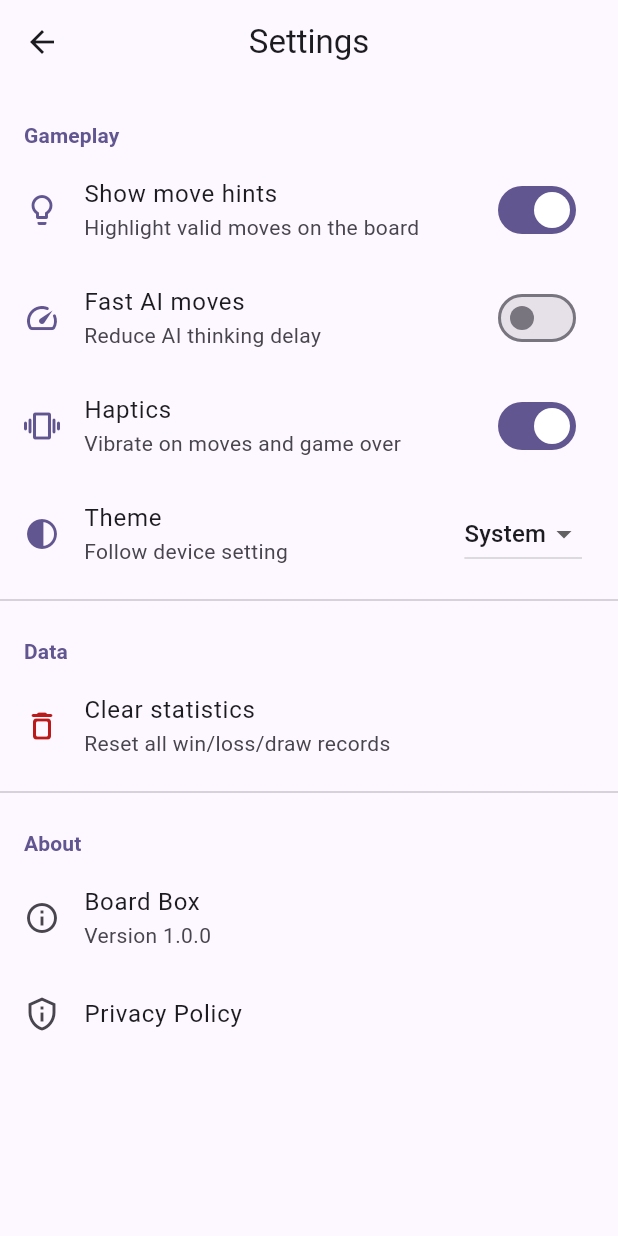
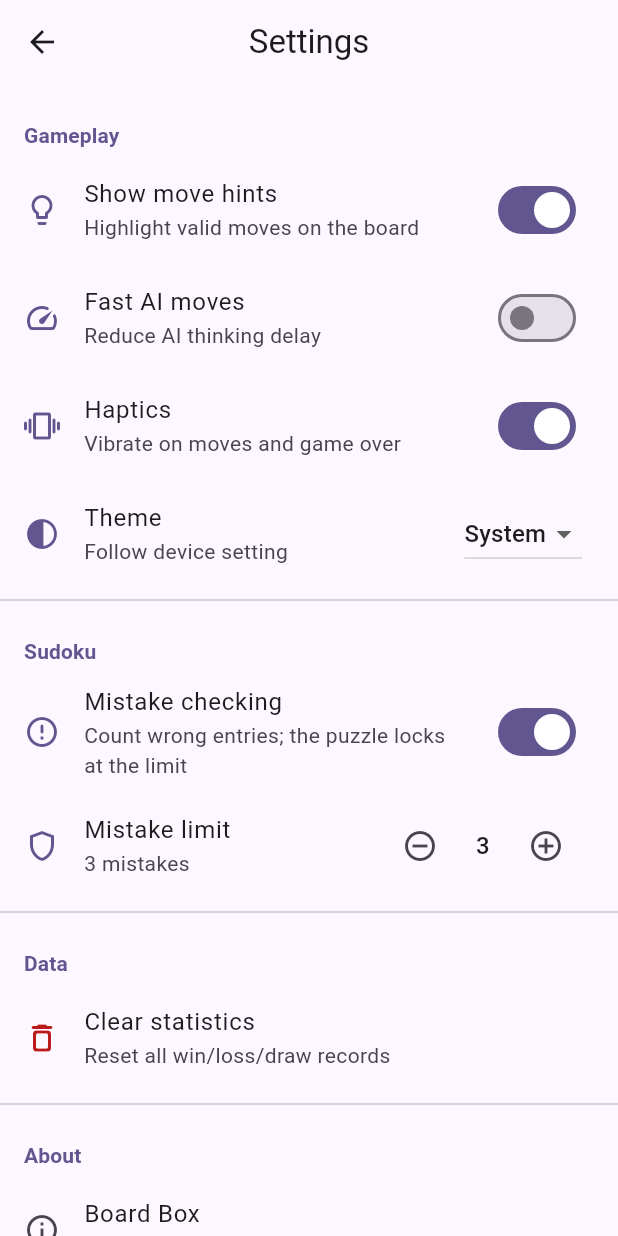
Before and after one commit to learn-by-exploration/BoardBox, a Flutter app: the SettingsScreen screen opened directly, on a phone screen of 412 x 824 dp. Run offline on Flutter 3.47's test engine with Material 3 defaults, Android fonts, the phone set to English and light mode, and no system bars; our stand-ins replace shared_preferences; missing offline and left inert: fludoku; accounts and stored records are empty.

Commit message:
feat(sudoku): add settings, mistake limit, and game-over flow

```diff
--- a/lib/games/sudoku/sudoku_controls.dart
+++ b/lib/games/sudoku/sudoku_controls.dart
@@ -40,6 +40,7 @@ class SudokuControls extends StatelessWidget {
         );
 
         Widget number(int n) => _PadButton(
+          key: ValueKey('sudoku_pad_$n'),
           width: cellSize,
           height: cellSize,
           onPressed: canEdit ? () => _fireHaptic(() => onNumber(n)) : null,
@@ -54,6 +55,7 @@ class SudokuControls extends StatelessWidget {
         );
 
         Widget eraseButton() => _PadButton(
+          key: const ValueKey('sudoku_pad_erase'),
           width: cellSize,
           height: cellSize,
           onPressed: canEdit ? () => _fireHaptic(onErase) : null,
@@ -65,6 +67,7 @@ class SudokuControls extends StatelessWidget {
         );
 
         Widget undoButton() => _PadButton(
+          key: const ValueKey('sudoku_pad_undo'),
           width: cellSize,
           height: cellSize,
           onPressed: canUndo ? () => _fireHaptic(onUndo) : null,
@@ -153,6 +156,7 @@ class SudokuControls extends StatelessWidget {
 
 class _PadButton extends StatelessWidget {
   const _PadButton({
+    super.key,
     required this.width,
     required this.height,
     required this.child,
--- a/lib/games/sudoku/sudoku_model.dart
+++ b/lib/games/sudoku/sudoku_model.dart
@@ -35,6 +35,11 @@ class SudokuModel {
   /// edits via [enterValue] returning `false` once the cap is hit.
   int mistakesLimit = 0;
 
+  /// When false, wrong entries are accepted silently — no mistake counter
+  /// increment, no game-over. The user can play in a relaxed mode.
+  /// Defaults to true.
+  bool mistakeChecking = true;
+
   UnmodifiableListView<int> get values => UnmodifiableListView(_values);
 
   List<UnmodifiableSetView<int>> get notes =>
@@ -67,7 +72,9 @@ class SudokuModel {
 
     _values[index] = value;
     _notes[index].clear();
-    if (value != 0 && value != puzzle.solution[index]) mistakes++;
+    if (value != 0 && value != puzzle.solution[index] && mistakeChecking) {
+      mistakes++;
+    }
 
     if (_values.indexed.every((cell) => cell.$2 == puzzle.solution[cell.$1])) {
       state = const SudokuCompleted();
--- a/lib/screens/settings_screen.dart
+++ b/lib/screens/settings_screen.dart
@@ -132,6 +132,64 @@ class _SettingsScreenState extends State<SettingsScreen> {
             ),
           ),
           const Divider(),
+          const _SectionHeader(title: 'Sudoku'),
+          SwitchListTile(
+            title: const Text('Mistake checking'),
+            subtitle: const Text(
+              'Count wrong entries; the puzzle locks at the limit',
+            ),
+            value: _settings.sudokuMistakeChecking,
+            onChanged: _settings.setSudokuMistakeChecking,
+            secondary: Icon(
+              Icons.error_outline_rounded,
+              color: colorScheme.primary,
+            ),
+          ),
+          ListTile(
+            leading: Icon(Icons.shield_outlined, color: colorScheme.primary),
+            title: const Text('Mistake limit'),
+            subtitle: Text(
+              _settings.sudokuMistakesLimit == 0
+                  ? 'Unlimited'
+                  : '${_settings.sudokuMistakesLimit} mistakes',
+            ),
+            trailing: Row(
+              mainAxisSize: MainAxisSize.min,
+              children: [
+                IconButton(
+                  key: const ValueKey('sudoku_limit_decrement'),
+                  icon: const Icon(Icons.remove_circle_outline),
+                  tooltip: 'Decrease',
+                  onPressed: _settings.sudokuMistakesLimit <= 0
+                      ? null
+                      : () => _settings.setSudokuMistakesLimit(
+                          _settings.sudokuMistakesLimit - 1,
+                        ),
+                ),
+                SizedBox(
+                  width: 36,
+                  child: Text(
+                    _settings.sudokuMistakesLimit == 0
+                        ? '∞'
+                        : '${_settings.sudokuMistakesLimit}',
+                    textAlign: TextAlign.center,
+                    style: Theme.of(context).textTheme.titleMedium,
+                  ),
+                ),
+                IconButton(
+                  key: const ValueKey('sudoku_limit_increment'),
+                  icon: const Icon(Icons.add_circle_outline),
+                  tooltip: 'Increase',
+                  onPressed: _settings.sudokuMistakesLimit >= 9
+                      ? null
+                      : () => _settings.setSudokuMistakesLimit(
+                          _settings.sudokuMistakesLimit + 1,
+                        ),
+                ),
+              ],
+            ),
+          ),
+          const Divider(),
           const _SectionHeader(title: 'Data'),
           ListTile(
             leading: Icon(
--- a/lib/services/settings_service.dart
+++ b/lib/services/settings_service.dart
@@ -12,11 +12,17 @@ class SettingsService extends ChangeNotifier {
   bool _fastAiMoves = false;
   bool _hapticsEnabled = true;
   ThemeMode _themeMode = ThemeMode.system;
+  bool _sudokuMistakeChecking = true;
+  int _sudokuMistakesLimit = 3;
 
   bool get showMoveHints => _showMoveHints;
   bool get fastAiMoves => _fastAiMoves;
   bool get hapticsEnabled => _hapticsEnabled;
   ThemeMode get themeMode => _themeMode;
+  bool get sudokuMistakeChecking => _sudokuMistakeChecking;
+
+  /// Max number of mistakes before the puzzle is locked. `0` means unlimited.
+  int get sudokuMistakesLimit => _sudokuMistakesLimit;
   Future<SharedPreferences> get preferences async =>
       _prefs ??= await SharedPreferences.getInstance();
 
@@ -25,6 +31,8 @@ class SettingsService extends ChangeNotifier {
     _showMoveHints = prefs.getBool('show_move_hints') ?? true;
     _fastAiMoves = prefs.getBool('fast_ai') ?? false;
     _hapticsEnabled = prefs.getBool('haptics_enabled') ?? true;
+    _sudokuMistakeChecking = prefs.getBool('sudoku_mistake_checking') ?? true;
+    _sudokuMistakesLimit = prefs.getInt('sudoku_mistakes_limit') ?? 3;
     final themeModeIndex = prefs.getInt('theme_mode') ?? ThemeMode.system.index;
     _themeMode =
         ThemeMode.values[themeModeIndex.clamp(0, ThemeMode.values.length - 1)];
@@ -53,4 +61,19 @@ class SettingsService extends ChangeNotifier {
     await (await preferences).setInt('theme_mode', mode.index);
     notifyListeners();
   }
+
+  Future<void> setSudokuMistakeChecking(bool v) async {
+    _sudokuMistakeChecking = v;
+    await (await preferences).setBool('sudoku_mistake_checking', v);
+    notifyListeners();
+  }
+
+  Future<void> setSudokuMistakesLimit(int v) async {
+    _sudokuMistakesLimit = v < 0 ? 0 : v;
+    await (await preferences).setInt(
+      'sudoku_mistakes_limit',
+      _sudokuMistakesLimit,
+    );
+    notifyListeners();
+  }
 }
```
Also changed, not shown: lib/screens/sudoku/sudoku_game_screen.dart (+87 -1 lines), 2 other files.
